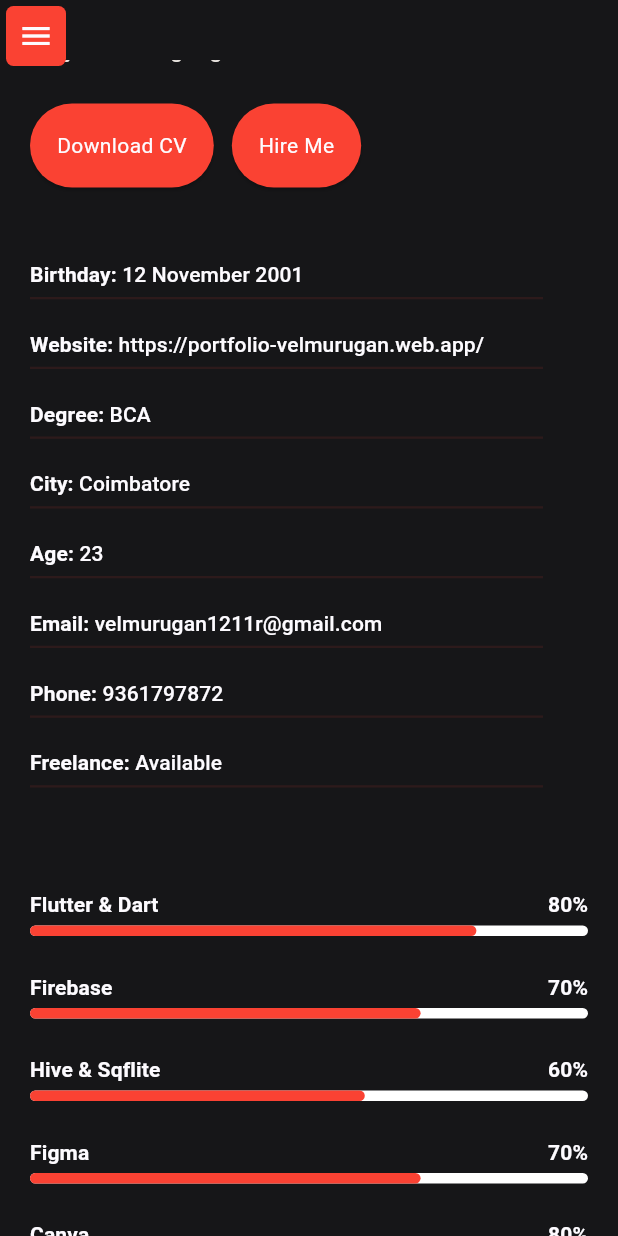
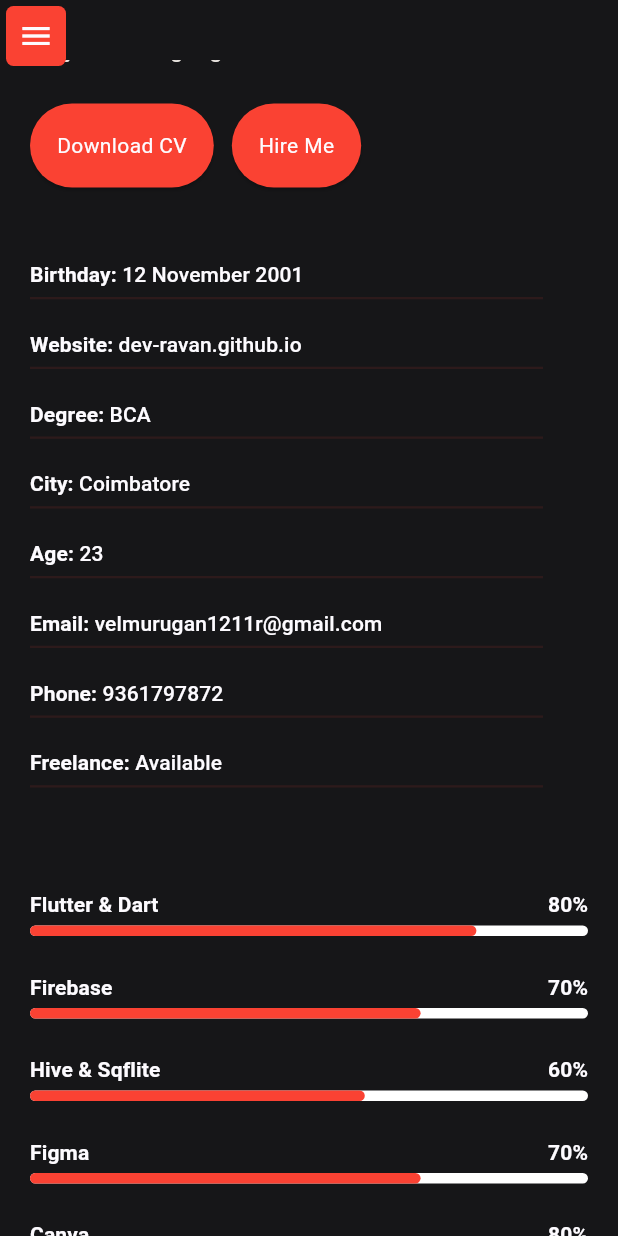
Before and after one commit to dev-ravan/my-folio, a Flutter app: the AboutPage screen opened by its route, scrolled down 576 dp, on a phone screen of 412 x 824 dp. Run offline on Flutter 3.47's test engine with Material 3 defaults, Android fonts, the phone set to English and light mode, and no system bars; drawn by our look-alikes of percent_indicator, toastification; our stand-ins replace equatable, flutter_bloc, flutter_svg, go_router, google_fonts, toggle_switch; missing offline and left inert: dart:html, emailjs.

```diff
--- a/lib/Features/About/data/about_details.dart
+++ b/lib/Features/About/data/about_details.dart
@@ -9,7 +9,7 @@ class AboutDetails {
       "I am a dedicated and enthusiastic Flutter developer with 1.5 years of experience in software development. My expertise lies in building diverse mobile and desktop applications, as well as creating websites and web apps using Flutter. I am proficient in utilizing state management solutions such as BLoC and Provider. My technical toolkit includes experience with Firebase for backend services and local databases like SQLite and Hive for data storage. Additionally, I have worked extensively with REST API integrations to ensure seamless communication between applications and backend services. I am also well-versed in implementing Clean Architecture to maintain scalable and maintainable codebases.In addition to my development skills, I have a keen eye for design and have undertaken several design projects using Figma.";
 
   static String birthDay = "12 November 2001";
-  static String website = "https://portfolio-velmurugan.web.app/";
+  static String website = "dev-ravan.github.io";
   static String degree = "BCA";
   static String city = "Coimbatore";
   static String age = "23";
```
Also changed, not shown: 1 other file.
